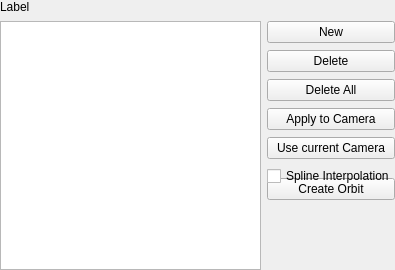
Above: Qt/Components/Resources/UI/pqKeyFrameEditor.ui from Kitware/ParaView before the change. Below: the same form after it.
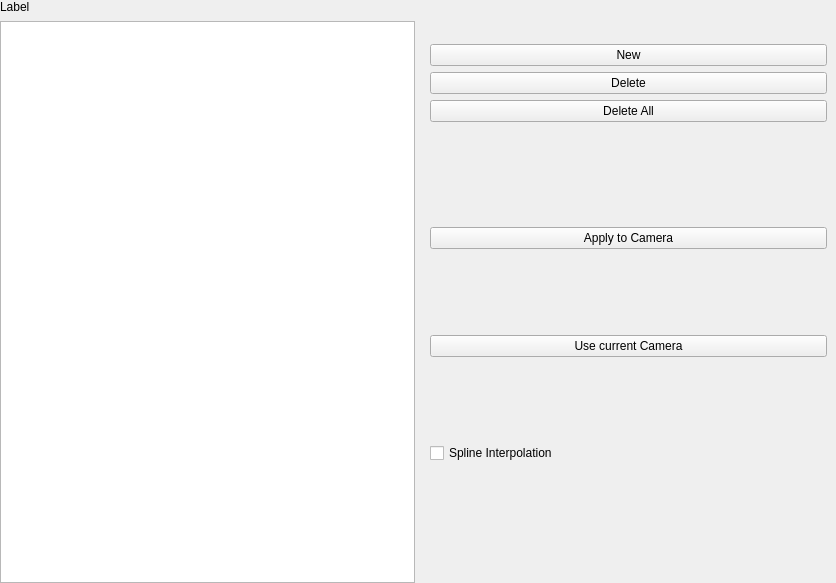
That is the form after the change.

Commit message: Add different camera mode in stacked widget

Diff of the .ui file:
```diff
--- a/Qt/Components/Resources/UI/pqKeyFrameEditor.ui
+++ b/Qt/Components/Resources/UI/pqKeyFrameEditor.ui
@@ -3,13 +3,13 @@
 <!-- SPDX-License-Identifier: BSD-3-Clause -->
 <ui version="4.0" >
  <class>pqKeyFrameEditor</class>
- <widget class="QWidget" name="pqKeyFrameEditor" >
-  <property name="geometry" >
+ <widget class="QWidget" name="pqKeyFrameEditor">
+  <property name="geometry">
    <rect>
     <x>0</x>
     <y>0</y>
-    <width>395</width>
-    <height>270</height>
+    <width>836</width>
+    <height>583</height>
    </rect>
   </property>
   <property name="windowTitle" >
@@ -34,16 +34,9 @@
    <property name="verticalSpacing" >
     <number>7</number>
    </property>
-   <item row="0" column="0" colspan="2" >
-    <widget class="QLabel" name="label" >
-     <property name="text" >
-      <string>Label</string>
-     </property>
-    </widget>
-   </item>
-   <item rowspan="7" row="1" column="0" >
-    <widget class="QTableView" name="tableView" >
-     <property name="selectionMode" >
+   <item row="1" column="0" rowspan="8">
+    <widget class="QTableView" name="tableView">
+     <property name="selectionMode">
       <enum>QAbstractItemView::SingleSelection</enum>
      </property>
      <property name="selectionBehavior" >
@@ -51,88 +44,110 @@
      </property>
     </widget>
    </item>
-   <item row="1" column="1" >
-    <widget class="QPushButton" name="pbNew" >
-     <property name="text" >
-      <string>New</string>
+   <item row="0" column="0" colspan="2">
+    <widget class="QLabel" name="label">
+     <property name="text">
+      <string>Label</string>
      </property>
-     <property name="toolTip" >
+    </widget>
+   </item>
+   <item row="3" column="1">
+    <widget class="QWidget" name="widget" native="true">
+     <layout class="QVBoxLayout" name="verticalLayout_3">
+      <item>
+       <widget class="QPushButton" name="pbNew">
+        <property name="toolTip">
       <string>Add a new keyframe before selected</string>
      </property>
-    </widget>
-   </item>
-   <item row="2" column="1" >
-    <widget class="QPushButton" name="pbDelete" >
-     <property name="text" >
-      <string>Delete</string>
-     </property>
-     <property name="toolTip" >
+        <property name="text">
+         <string>New</string>
+        </property>
+       </widget>
+      </item>
+      <item>
+       <widget class="QPushButton" name="pbDelete">
+        <property name="toolTip">
       <string>Delete selected keyframe</string>
      </property>
-    </widget>
-   </item>
-   <item row="3" column="1" >
-    <widget class="QPushButton" name="pbDeleteAll" >
-     <property name="text" >
-      <string>Delete All</string>
-     </property>
-     <property name="toolTip" >
+        <property name="text">
+         <string>Delete</string>
+        </property>
+       </widget>
+      </item>
+      <item>
+       <widget class="QPushButton" name="pbDeleteAll">
+        <property name="toolTip">
       <string>Delete all keyframe</string>
      </property>
-    </widget>
-   </item>
-   <item rowspan="4" row="4" column="1" >
-    <widget class="QPushButton" name="pbCreateOrbit" >
-     <property name="text" >
-      <string>Create Orbit</string>
-     </property>
-     <property name="toolTip" >
-      <string>Create an orbit path for selected keyframe, starting with current camera.</string>
-     </property>
+        <property name="text">
+         <string>Delete All</string>
+        </property>
+       </widget>
+      </item>
+     </layout>
     </widget>
    </item>
-   <item row="4" column="1" >
-    <widget class="QPushButton" name="pbApplyToCamera" >
-     <property name="text" >
-      <string>Apply to Camera</string>
+   <item row="4" column="1">
+    <widget class="QStackedWidget" name="pbCameraModeStackedWidget">
+     <property name="currentIndex">
+      <number>0</number>
      </property>
-     <property name="toolTip" >
+     <widget class="QWidget" name="pbCameraModePage">
+      <layout class="QVBoxLayout" name="verticalLayout">
+       <item>
+        <widget class="QPushButton" name="pbApplyToCamera">
+         <property name="toolTip">
       <string>Apply selected keyframe configuration to the current view camera</string>
      </property>
-    </widget>
-   </item>
-   <item row="5" column="1" >
-    <widget class="QPushButton" name="pbUseCurrentCamera" >
-     <property name="text" >
-      <string>Use current Camera</string>
-     </property>
-     <property name="toolTip" >
+         <property name="text">
+          <string>Apply to Camera</string>
+         </property>
+        </widget>
+       </item>
+       <item>
+        <widget class="QPushButton" name="pbUseCurrentCamera">
+         <property name="toolTip">
       <string>Use current camera for selected keyframe</string>
      </property>
-    </widget>
-   </item>
-   <item row="6" column="1" >
-    <widget class="QCheckBox" name="pbUseSpline" >
-     <property name="text" >
-      <string>Spline Interpolation</string>
-     </property>
-     <property name="toolTip" >
+         <property name="text">
+          <string>Use current Camera</string>
+         </property>
+        </widget>
+       </item>
+       <item>
+        <widget class="QCheckBox" name="pbUseSpline">
+         <property name="toolTip">
       <string>Use spline interpolation for this cue</string>
      </property>
-    </widget>
-    </item>
-   <item row="7" column="1" >
-    <spacer>
-     <property name="orientation" >
+         <property name="text">
+          <string>Spline Interpolation</string>
+         </property>
+        </widget>
+       </item>
+      </layout>
+     </widget>
+     <widget class="QWidget" name="pbPathModePage">
+      <layout class="QVBoxLayout" name="verticalLayout_2">
+       <item>
+        <widget class="QPushButton" name="pbCreateOrbit">
+         <property name="toolTip">
+          <string>Create an orbit path for selected keyframe, starting with current camera.</string>
+         </property>
+         <property name="text">
+          <string>Create Orbit</string>
+         </property>
+        </widget>
+       </item>
+       <item>
+        <spacer name="verticalSpacer_2">
+         <property name="orientation">
       <enum>Qt::Vertical</enum>
      </property>
-     <property name="sizeHint" >
-      <size>
-       <width>20</width>
-       <height>40</height>
-      </size>
-     </property>
-    </spacer>
+        </spacer>
+       </item>
+      </layout>
+     </widget>
+    </widget>
    </item>
   </layout>
  </widget>
```
Left out of the diff: 18 changed lines with no effect on the pictures. Lines whose indentation alone changed are shown as unchanged. The commit also changes 4 other files.
